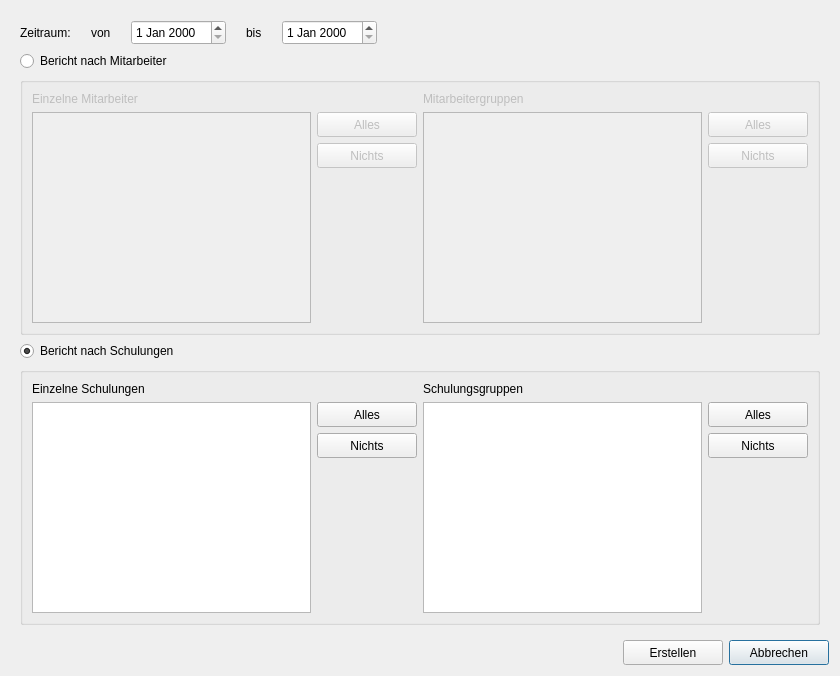
Above: ui/qmqualiresultreportdialog.ui from Christian-Kr/QualificationMatrix before the change. Below: the same form after it.
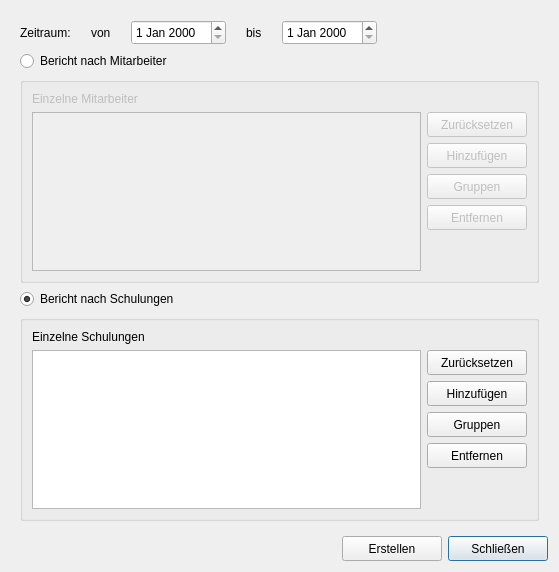
That is the form after the change.

Commit message: Redesign quali result report dialog

Patch:
```diff
--- a/ui/qmqualiresultreportdialog.ui
+++ b/ui/qmqualiresultreportdialog.ui
@@ -6,8 +6,8 @@
    <rect>
     <x>0</x>
     <y>0</y>
-    <width>840</width>
-    <height>676</height>
+    <width>559</width>
+    <height>572</height>
    </rect>
   </property>
   <property name="windowTitle">
@@ -27,8 +27,8 @@
        <rect>
         <x>0</x>
         <y>0</y>
-        <width>822</width>
-        <height>625</height>
+        <width>541</width>
+        <height>521</height>
        </rect>
       </property>
       <layout class="QGridLayout" name="gridLayout_2">
@@ -117,22 +117,15 @@
           <string/>
          </property>
          <layout class="QGridLayout" name="gridLayout_3">
-          <item row="0" column="0" colspan="2">
+          <item row="0" column="0">
            <widget class="QLabel" name="label_4">
             <property name="text">
              <string>Einzelne Mitarbeiter</string>
             </property>
            </widget>
           </item>
-          <item row="0" column="2" colspan="2">
-           <widget class="QLabel" name="label_3">
-            <property name="text">
-             <string>Mitarbeitergruppen</string>
-            </property>
-           </widget>
-          </item>
-          <item row="1" column="0" rowspan="3">
-           <widget class="QListWidget" name="lvTrainings_2">
+          <item row="1" column="0" rowspan="5">
+           <widget class="QListView" name="lvEmployees">
             <property name="selectionMode">
              <enum>QAbstractItemView::MultiSelection</enum>
             </property>
@@ -147,27 +140,7 @@
              </size>
             </property>
             <property name="text">
-             <string>Alles</string>
-            </property>
-           </widget>
-          </item>
-          <item row="1" column="2" rowspan="3">
-           <widget class="QListWidget" name="lvTrainingGroups_2">
-            <property name="selectionMode">
-             <enum>QAbstractItemView::MultiSelection</enum>
-            </property>
-           </widget>
-          </item>
-          <item row="1" column="3">
-           <widget class="QPushButton" name="pbSelectAllTrainingGroups_2">
-            <property name="minimumSize">
-             <size>
-              <width>100</width>
-              <height>25</height>
-             </size>
-            </property>
-            <property name="text">
-             <string>Alles</string>
+             <string>Zurücksetzen</string>
             </property>
            </widget>
           </item>
@@ -180,24 +153,37 @@
              </size>
             </property>
             <property name="text">
-             <string>Nichts</string>
-            </property>
-           </widget>
-          </item>
-          <item row="2" column="3">
-           <widget class="QPushButton" name="pbDeselectAllTrainingGroups_2">
-            <property name="minimumSize">
-             <size>
-              <width>100</width>
-              <height>25</height>
-             </size>
-            </property>
-            <property name="text">
-             <string>Nichts</string>
+             <string>Hinzufügen</string>
             </property>
            </widget>
           </item>
           <item row="3" column="1">
+           <widget class="QPushButton" name="pbAddFromEmployeeGroup">
+            <property name="minimumSize">
+             <size>
+              <width>100</width>
+              <height>25</height>
+             </size>
+            </property>
+            <property name="text">
+             <string>Gruppen</string>
+            </property>
+           </widget>
+          </item>
+          <item row="4" column="1">
+           <widget class="QPushButton" name="pbRemoveSelectedEmployees">
+            <property name="minimumSize">
+             <size>
+              <width>100</width>
+              <height>25</height>
+             </size>
+            </property>
+            <property name="text">
+             <string>Entfernen</string>
+            </property>
+           </widget>
+          </item>
+          <item row="5" column="1">
            <spacer name="verticalSpacer_4">
             <property name="orientation">
              <enum>Qt::Vertical</enum>
@@ -205,20 +191,7 @@
             <property name="sizeHint" stdset="0">
              <size>
               <width>20</width>
-              <height>150</height>
-             </size>
-            </property>
-           </spacer>
-          </item>
-          <item row="3" column="3">
-           <spacer name="verticalSpacer_3">
-            <property name="orientation">
-             <enum>Qt::Vertical</enum>
-            </property>
-            <property name="sizeHint" stdset="0">
-             <size>
-              <width>20</width>
-              <height>150</height>
+              <height>39</height>
              </size>
             </property>
            </spacer>
@@ -242,6 +215,65 @@
           <string/>
          </property>
          <layout class="QGridLayout" name="gridLayout">
+          <item row="4" column="1">
+           <widget class="QPushButton" name="pbRemoveSelectedTrainings">
+            <property name="minimumSize">
+             <size>
+              <width>100</width>
+              <height>25</height>
+             </size>
+            </property>
+            <property name="text">
+             <string>Entfernen</string>
+            </property>
+           </widget>
+          </item>
+          <item row="5" column="1">
+           <spacer name="verticalSpacer">
+            <property name="orientation">
+             <enum>Qt::Vertical</enum>
+            </property>
+            <property name="sizeHint" stdset="0">
+             <size>
+              <width>20</width>
+              <height>33</height>
+             </size>
+            </property>
+           </spacer>
+          </item>
+          <item row="1" column="0" rowspan="5">
+           <widget class="QListView" name="lvTrainings">
+            <property name="selectionMode">
+             <enum>QAbstractItemView::MultiSelection</enum>
+            </property>
+           </widget>
+          </item>
+          <item row="1" column="1">
+           <widget class="QPushButton" name="pbResetTrainings">
+            <property name="minimumSize">
+             <size>
+              <width>100</width>
+              <height>25</height>
+             </size>
+            </property>
+            <property name="text">
+             <string>Zurücksetzen</string>
+            </property>
+           </widget>
+          </item>
+          <item row="2" column="1">
+           <widget class="QPushButton" name="pbAddTraining">
+            <property name="minimumSize">
+             <size>
+              <width>100</width>
+              <height>25</height>
+             </size>
+            </property>
+            <property name="text">
+             <string>Hinzufügen</string>
+            </property>
+           </widget>
+          </item>
           <item row="0" column="0" colspan="2">
            <widget class="QLabel" name="label">
             <property name="text">
@@ -249,104 +281,18 @@
             </property>
            </widget>
           </item>
-          <item row="0" column="2" colspan="2">
-           <widget class="QLabel" name="label_2">
-            <property name="text">
-             <string>Schulungsgruppen</string>
-            </property>
-           </widget>
-          </item>
-          <item row="1" column="0" rowspan="3">
-           <widget class="QListWidget" name="lvTrainings">
-            <property name="selectionMode">
-             <enum>QAbstractItemView::MultiSelection</enum>
-            </property>
-           </widget>
-          </item>
-          <item row="1" column="1">
-           <widget class="QPushButton" name="pbSelectAllTrainings">
-            <property name="minimumSize">
-             <size>
-              <width>100</width>
-              <height>25</height>
-             </size>
-            </property>
-            <property name="text">
-             <string>Alles</string>
-            </property>
-           </widget>
-          </item>
-          <item row="1" column="2" rowspan="3">
-           <widget class="QListWidget" name="lvTrainingGroups">
-            <property name="selectionMode">
-             <enum>QAbstractItemView::MultiSelection</enum>
-            </property>
-           </widget>
-          </item>
-          <item row="1" column="3">
-           <widget class="QPushButton" name="pbSelectAllTrainingGroups">
-            <property name="minimumSize">
-             <size>
-              <width>100</width>
-              <height>25</height>
-             </size>
-            </property>
-            <property name="text">
-             <string>Alles</string>
-            </property>
-           </widget>
-          </item>
-          <item row="2" column="1">
-           <widget class="QPushButton" name="pbDeselectAllTrainings">
-            <property name="minimumSize">
-             <size>
-              <width>100</width>
-              <height>25</height>
-             </size>
-            </property>
-            <property name="text">
-             <string>Nichts</string>
-            </property>
-           </widget>
-          </item>
-          <item row="2" column="3">
-           <widget class="QPushButton" name="pbDeselectAllTrainingGroups">
-            <property name="minimumSize">
-             <size>
-              <width>100</width>
-              <height>25</height>
-             </size>
-            </property>
-            <property name="text">
-             <string>Nichts</string>
-            </property>
-           </widget>
-          </item>
           <item row="3" column="1">
-           <spacer name="verticalSpacer">
-            <property name="orientation">
-             <enum>Qt::Vertical</enum>
-            </property>
-            <property name="sizeHint" stdset="0">
+           <widget class="QPushButton" name="pbAddFromTrainingGroup">
+            <property name="minimumSize">
              <size>
-              <width>20</width>
-              <height>150</height>
+              <width>100</width>
+              <height>25</height>
              </size>
             </property>
-           </spacer>
-          </item>
-          <item row="3" column="3">
-           <spacer name="verticalSpacer_2">
-            <property name="orientation">
-             <enum>Qt::Vertical</enum>
+            <property name="text">
+             <string>Gruppen</string>
             </property>
-            <property name="sizeHint" stdset="0">
-             <size>
-              <width>20</width>
-              <height>150</height>
-             </size>
-            </property>
-           </spacer>
+           </widget>
           </item>
          </layout>
         </widget>
@@ -392,7 +338,7 @@
         </size>
        </property>
        <property name="text">
-        <string>Abbrechen</string>
+        <string>Schließen</string>
        </property>
        <property name="default">
         <bool>true</bool>
```
Left out of the diff: 8 changed lines with no effect on the pictures. The commit also changes 1 other file.
